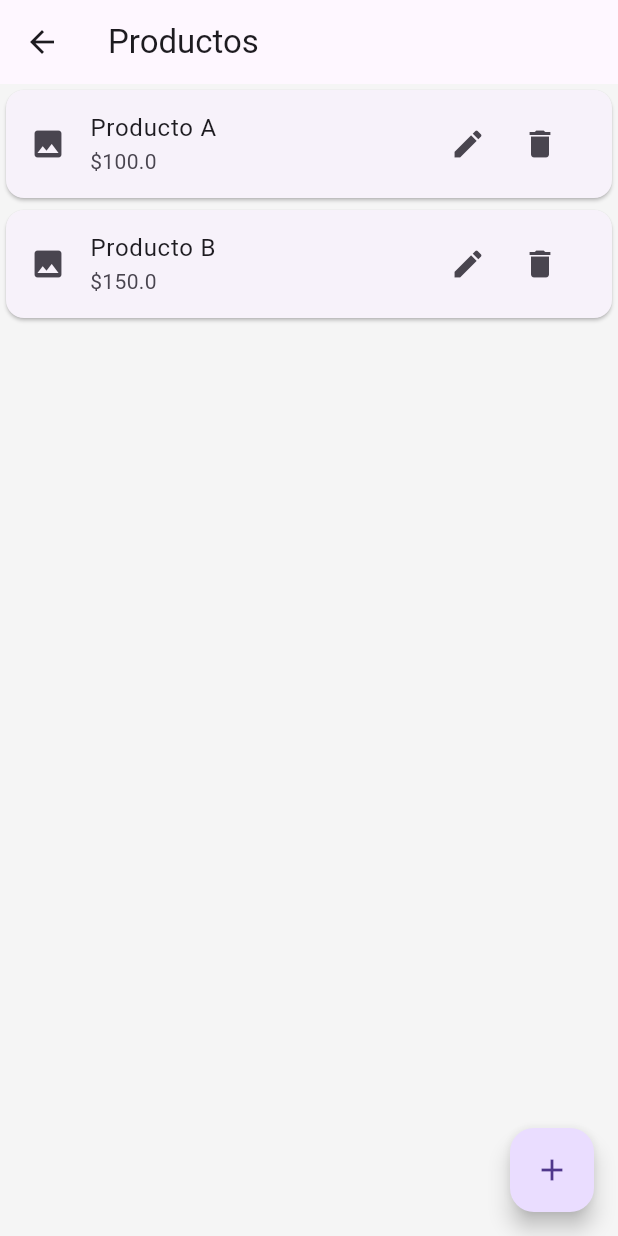
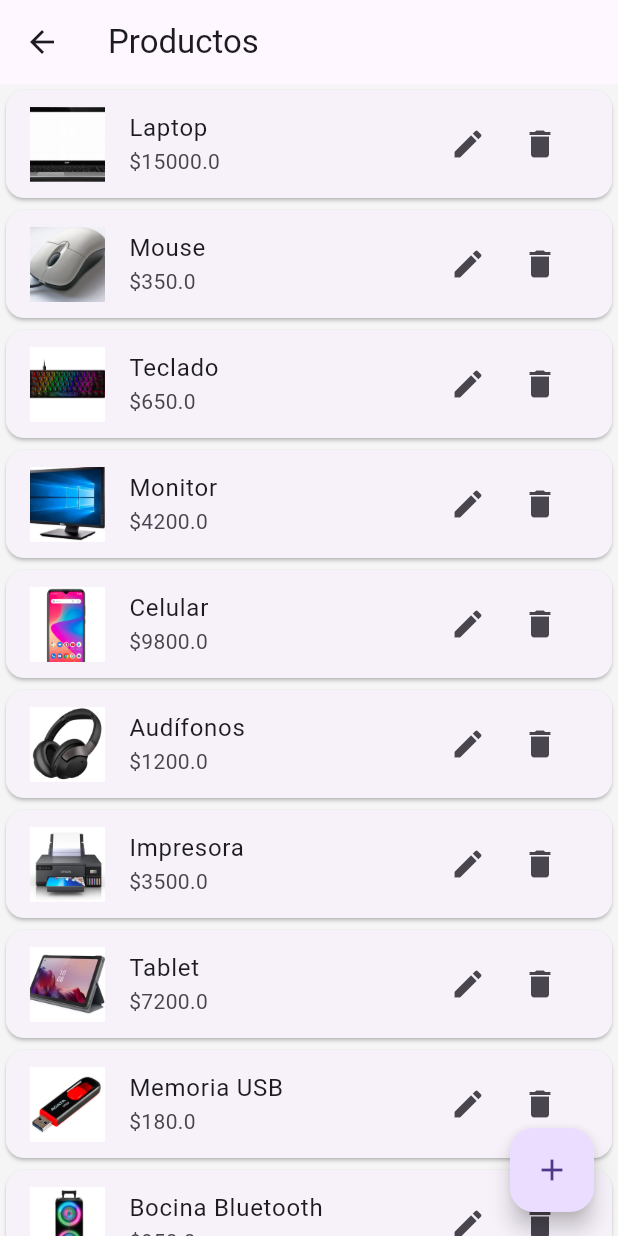
Before and after one commit to JOSUEEVM/APPVENTASTAREA, a Flutter app: the ProductsScreen screen opened directly, on a phone screen of 412 x 824 dp. Run offline on Flutter 3.47's test engine with Material 3 defaults, Android fonts, the phone set to English and light mode, and no system bars; our stand-ins replace firebase_auth, flutter_map, google_sign_in, image_picker, latlong2; accounts and stored records are empty.

Commit message:
con imagenes mejorado

```diff
--- a/appventas/lib/data/local_data.dart
+++ b/appventas/lib/data/local_data.dart
@@ -7,8 +7,56 @@ class LocalData {
     User(email: 'josue', password: '123456'),
   ];
   static List<Product> products = [
-    Product(name: 'Producto A', price: 100),
-    Product(name: 'Producto B', price: 150),
+    Product(
+      name: 'Laptop',
+      price: 15000,
+      imagePath: 'assets/images/laptop.png',
+    ),
+    Product(
+      name: 'Mouse',
+      price: 350,
+      imagePath: 'assets/images/mouse.png',
+    ),
+    Product(
+      name: 'Teclado',
+      price: 650,
+      imagePath: 'assets/images/teclado.png',
+    ),
+    Product(
+      name: 'Monitor',
+      price: 4200,
+      imagePath: 'assets/images/monitor.png',
+    ),
+    Product(
+      name: 'Celular',
+      price: 9800,
+      imagePath: 'assets/images/celular.png',
+    ),
+    Product(
+      name: 'Audífonos',
+      price: 1200,
+      imagePath: 'assets/images/audifonos.png',
+    ),
+    Product(
+      name: 'Impresora',
+      price: 3500,
+      imagePath: 'assets/images/impresora.png',
+    ),
+    Product(
+      name: 'Tablet',
+      price: 7200,
+      imagePath: 'assets/images/tablet.png',
+    ),
+    Product(
+      name: 'Memoria USB',
+      price: 180,
+      imagePath: 'assets/images/usb.png',
+    ),
+    Product(
+      name: 'Bocina Bluetooth',
+      price: 950,
+      imagePath: 'assets/images/bocina.png',
+    ),
   ];
 
   static List<CartItem> cart = [];
--- a/appventas/lib/models/product.dart
+++ b/appventas/lib/models/product.dart
@@ -1,11 +1,11 @@
 class Product {
   String name;
   double price;
-  String? imagePath;
+  String imagePath;
 
   Product({
     required this.name,
     required this.price,
-    this.imagePath,
+    required this.imagePath,
   });
 }
--- a/appventas/lib/screens/products_screen.dart
+++ b/appventas/lib/screens/products_screen.dart
@@ -1,4 +1,3 @@
-import 'dart:io';
 import 'package:flutter/material.dart';
 import '../data/local_data.dart';
 import '../models/product.dart';
@@ -34,14 +33,12 @@ class _ProductsScreenState extends State<ProductsScreen> {
                 final p = LocalData.products[i];
                 return Card(
                   child: ListTile(
-                    leading: p.imagePath != null
-    ? Image.file(
-        File(p.imagePath!), // ✅ forzamos solo cuando no es null
-        width: 50,
-        height: 50,
-        fit: BoxFit.cover,
-      )
-    : const Icon(Icons.image),
+                    leading: Image.asset(
+                      p.imagePath,
+                      width: 50,
+                      height: 50,
+                      fit: BoxFit.cover,
+                    ),
                     title: Text(p.name),
                     subtitle: Text('\$${p.price}'),
                     trailing: Row(
@@ -53,7 +50,8 @@ class _ProductsScreenState extends State<ProductsScreen> {
                             await Navigator.push(
                               context,
                               MaterialPageRoute(
-                                builder: (_) => AddEditProductScreen(product: p),
+                                builder: (_) =>
+                                    AddEditProductScreen(product: p),
                               ),
                             );
                             setState(() {});
```
Also changed, not shown: appventas/assets/images/audifonos.png (added), appventas/assets/images/bocina.png (added), appventas/assets/images/celular.png (added), appventas/assets/images/impresora.png (added), appventas/assets/images/laptop.png (added), appventas/assets/images/monitor.png (added), appventas/assets/images/mouse.png (added), appventas/assets/images/tablet.png (added), appventas/assets/images/teclado.png (added), appventas/assets/images/usb.png (added).
